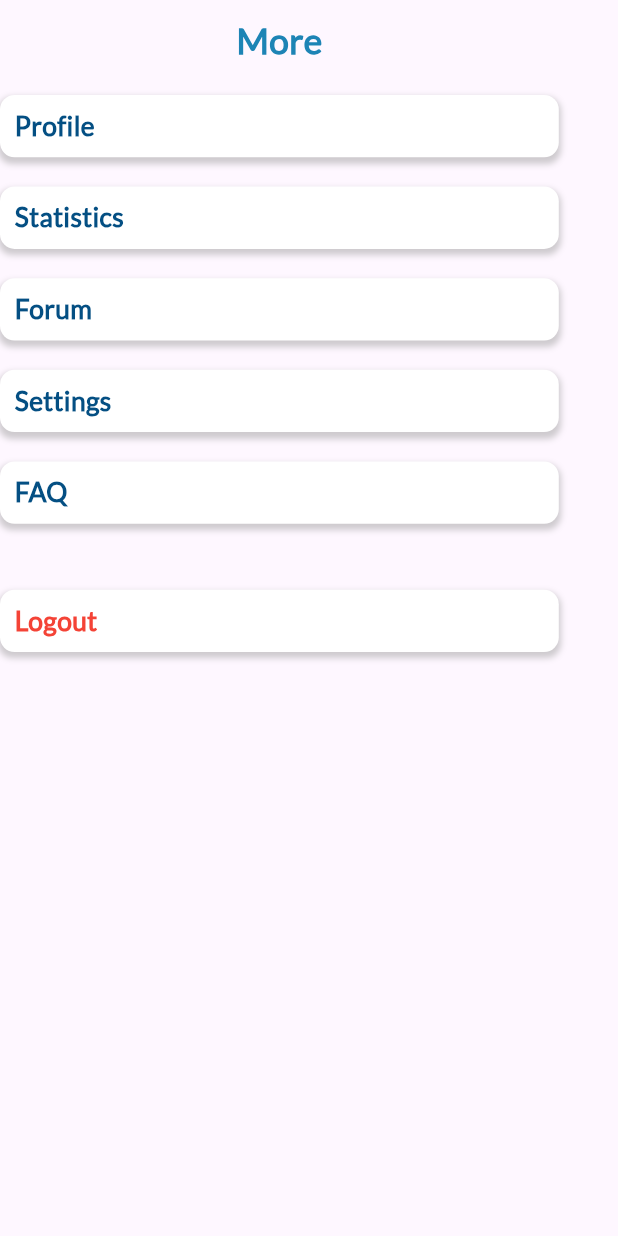
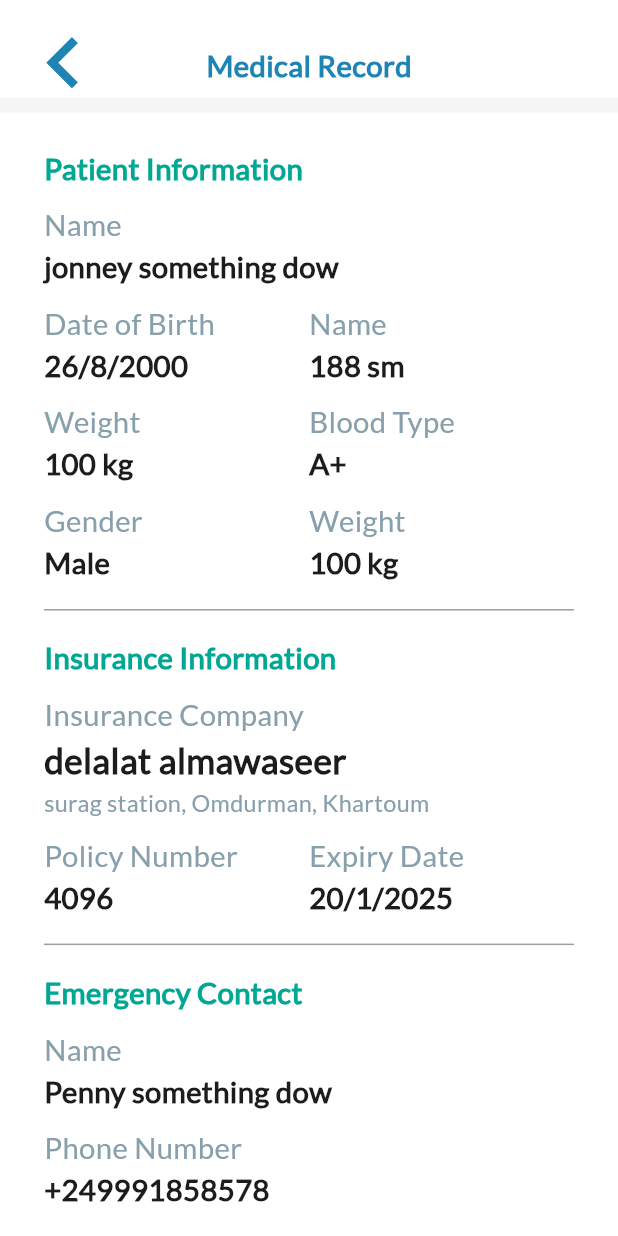
Before and after one commit to abb08/Elite-Care, a Flutter app: the MorePage widget shown alone on an empty page, opened directly, after a tap on "Statistics", on a phone screen of 412 x 824 dp. Run offline on Flutter 3.47's test engine with Material 3 defaults, Android fonts, the phone set to English and light mode, and no system bars; our stand-ins replace dots_indicator, flutter_svg, get, shared_preferences; missing offline and left inert: flutter_svg_icons; accounts and stored records are empty.

Commit message:
on progress

```diff
--- a/lib/routes/routes_helper.dart
+++ b/lib/routes/routes_helper.dart
@@ -2,6 +2,8 @@
 import 'package:elite_care/view/login_register/loginPage.dart';
 import 'package:elite_care/view/login_register/registerPage.dart';
 import 'package:elite_care/view/patientProfile/patientProfile.dart';
+import 'package:elite_care/view/recordsPageSubPages/medicalRecord.dart';
+import 'package:elite_care/view/recordsPageSubPages/medications.dart';
 import 'package:get/get.dart';
 
 import '../view/home/mainPage.dart';
@@ -13,12 +15,16 @@ class RouteHelpler {
   static const String patientProfile = "/patient_profile";
   static const String loginPage = "/Log_in_page";
   static const String registerPage = "/register_page";
+  static const String medicalRecordsPage = "/medical_records_page";
+  static const String medicationsPage = "/medications_page";
 
   static String getHome() => '$home';
   static String getUnKnown() => '$unKnown';
   static String getPatientProfile() => '$patientProfile';
   static String getLoginPage() => '$loginPage';
   static String getRegisterPage() => '$registerPage';
+  static String getMedicalRecordsPage() => '$medicalRecordsPage';
+  static String getMedicationsPage() => '$medicationsPage';
 
 
   static List<GetPage> routes = [
@@ -53,7 +59,20 @@ class RouteHelpler {
       page: () {
         return RegisterPage();
       },
+    ),
+    GetPage(
+      name: medicalRecordsPage,
+      page: () {
+        return MedicalRecords();
+      },
+    ),
+    GetPage(
+      name: medicationsPage,
+      page: () {
+        return MedicationPage();
+      },
+    ),
 
-    ),
+
   ];
 }
--- a/lib/view/home/more.dart
+++ b/lib/view/home/more.dart
@@ -31,11 +31,16 @@ class MorePage extends StatelessWidget {
         SizedBox(
           height: Dimentions.hight20,
         ),
-        InkWell(onTap: () {}, child: optionContainer("Statistics")),
+        InkWell(onTap: () {
+          Get.toNamed(RouteHelpler.medicalRecordsPage);
+        }, child: optionContainer("Statistics")),
         SizedBox(
           height: Dimentions.hight20,
         ),
-        InkWell(onTap: () {}, child: optionContainer("Forum")),
+        InkWell(onTap: () {
+          Get.toNamed(RouteHelpler.medicationsPage);
+
+        }, child: optionContainer("Forum")),
         SizedBox(
           height: Dimentions.hight20,
         ),
@@ -74,7 +79,6 @@ Widget optionContainer(String text, [Color? color]) {
       ],
     ),
     child: Align(
-
         ///todo: when arabic centerRight
         alignment: Alignment.centerLeft,
         child: BigText(
--- a/lib/view/patientProfile/patientProfile.dart
+++ b/lib/view/patientProfile/patientProfile.dart
@@ -29,10 +29,6 @@ class Patientprofile extends StatelessWidget {
                     Positioned(
                       left: 0,
                       top: 0,
-                      child: InkWell(
-                          onTap: () {
-                            Get.toNamed(RouteHelpler.patientProfile);
-                          },
                       child: IconButton(
                         onPressed: () {
                           Get.back();
@@ -42,7 +38,7 @@ class Patientprofile extends StatelessWidget {
                           size: Dimentions.hight70,
                           color: AppColors.blueTextColor,
                         ),
-                          )),
+                      ),
                     ),
                     Center(
                       child: Padding(
--- /dev/null
+++ b/lib/view/recordsPageSubPages/medicalRecord.dart
@@ -0,0 +1,390 @@
+import 'package:elite_care/view/widgets/BigText.dart';
+import 'package:flutter/material.dart';
+import 'package:flutter_svg/svg.dart';
+import 'package:get/get.dart';
+
+import '../../utils/appColors.dart';
+import '../../utils/dimentions.dart';
+
+class MedicalRecords extends StatelessWidget {
+  const MedicalRecords({super.key});
+
+  @override
+  Widget build(BuildContext context) {
+    return Scaffold(
+      backgroundColor: Colors.white,
+      body: SingleChildScrollView(
+        child: Column(
+          crossAxisAlignment: CrossAxisAlignment.start,
+          children: [
+            SizedBox(
+              width: double.infinity,
+              child: Stack(
+                children: [
+                  Positioned(
+                    left: 0,
+                    top: 0,
+                    child: IconButton(
+                      onPressed: () {
+                        Get.back();
+                      },
+                      icon: Icon(
+                        Icons.chevron_left_sharp,
+                        size: Dimentions.hight70,
+                        color: AppColors.blueTextColor,
+                      ),
+                    ),
+                  ),
+                  Center(
+                    child: Padding(
+                        padding: EdgeInsets.only(
+                            top: Dimentions.hight20, bottom: Dimentions.hight5),
+                        child: Column(
+                          children: [
+                            SizedBox(
+                              height: Dimentions.hight10,
+                            ),
+                            BigText(
+                              text: "Medical Record",
+                              color: AppColors.blueTextColor,
+                              size: Dimentions.font20,
+                              bold: true,
+                            ),
+                          ],
+                        )),
+                  ),
+                ],
+              ),
+            ),
+            //divider
+            Divider(
+              thickness: Dimentions.hight10,
+              color: Colors.grey.shade100,
+            ),
+            SizedBox(
+              height: Dimentions.hight20,
+            ),
+            Padding(
+              padding: EdgeInsets.symmetric(horizontal: Dimentions.hight30),
+              child: Column(
+                spacing: Dimentions.hight10,
+                crossAxisAlignment: CrossAxisAlignment.start,
+                children: [
+                  BigText(
+                    text: "Patient Information",
+                    color: AppColors.mainColor,
+                    size: Dimentions.font20,
+                    bold: true,
+                  ),
+                  //name
+                  Column(
+                    crossAxisAlignment: CrossAxisAlignment.start,
+                    children: [
+                      BigText(
+                        text: "Name",
+                        color: AppColors.textColor,
+                        size: Dimentions.font20,
+
+                      ),
+                      BigText(
+                        text: "jonney something dow",
+                        color: AppColors.blackTextColor,
+                        size: Dimentions.font20,
+                        bold: true,
+                      ),
+
+                    ],
+                  ),
+                  //date of birth+ height
+                  Row(
+                    mainAxisAlignment: MainAxisAlignment.start,
+                    children: [
+                      Expanded(
+                        flex:1,
+                        child: Column(
+                          crossAxisAlignment: CrossAxisAlignment.start,
+                          children: [
+                            BigText(
+                              text: "Date of Birth",
+                              color: AppColors.textColor,
+                              size: Dimentions.font20,
+
+                            ),
+                            BigText(
+                              text: "26/8/2000",
+                              color: AppColors.blackTextColor,
+                              size: Dimentions.font20,
+                              bold: true,
+                            ),
+
+                          ],
+                        ),
+                      ),
+                      Expanded(
+                        flex:1,
+                        child: Column(
+                          crossAxisAlignment: CrossAxisAlignment.start,
+                          children: [
+                            BigText(
+                              text: "Name",
+                              color: AppColors.textColor,
+                              size: Dimentions.font20,
+
+                            ),
+                            BigText(
+                              text: "188 sm",
+                              color: AppColors.blackTextColor,
+                              size: Dimentions.font20,
+                              bold: true,
+                            ),
+
+                          ],
+                        ),
+                      ),
+                    ],
+                  ),
+                  //weight +blood type
+                  Row(
+                    mainAxisAlignment: MainAxisAlignment.start,
+                    children: [
+                      Expanded(
+                        flex:1,
+                        child: Column(
+                          crossAxisAlignment: CrossAxisAlignment.start,
+                          children: [
+                            BigText(
+                              text: "Weight",
+                              color: AppColors.textColor,
+                              size: Dimentions.font20,
+
+                            ),
+                            BigText(
+                              text: "100 kg",
+                              color: AppColors.blackTextColor,
+                              size: Dimentions.font20,
+                              bold: true,
+                            ),
+
+                          ],
+                        ),
+                      ),
+                      Expanded(
+                        flex:1,
+                        child: Column(
+                          crossAxisAlignment: CrossAxisAlignment.start,
+                          children: [
+                            BigText(
+                              text: "Blood Type",
+                              color: AppColors.textColor,
+                              size: Dimentions.font20,
+
+                            ),
+                            BigText(
+                              text: "A+",
+                              color: AppColors.blackTextColor,
+                              size: Dimentions.font20,
+                              bold: true,
+                            ),
+
+                          ],
+                        ),
+                      ),
+                    ],
+                  ),
+//gender + something
+                  Row(
+                    mainAxisAlignment: MainAxisAlignment.start,
+                    children: [
+                      Expanded(
+                        flex:1,
+                        child: Column(
+                          crossAxisAlignment: CrossAxisAlignment.start,
+                          children: [
+                            BigText(
+                              text: "Gender",
+                              color: AppColors.textColor,
+                              size: Dimentions.font20,
+
+                            ),
+                            BigText(
+                              text: "Male",
+                              color: AppColors.blackTextColor,
+                              size: Dimentions.font20,
+                              bold: true,
+                            ),
+
+                          ],
+                        ),
+                      ),
+                      Expanded(
+                        flex:1,
+                        child: Column(
+                          crossAxisAlignment: CrossAxisAlignment.start,
+                          children: [
+                            BigText(
+                              text: "Weight",
+                              color: AppColors.textColor,
+                              size: Dimentions.font20,
+
+                            ),
+                            BigText(
+                              text: "100 kg",
+                              color: AppColors.blackTextColor,
+                              size: Dimentions.font20,
+                              bold: true,
+                            ),
+
+                          ],
+                        ),
+                      ),
+
+                    ],
+                  ),
+                  const Divider(color: Colors.grey,),
+                  BigText(
+                    text: "Insurance Information",
+                    color: AppColors.mainColor,
+                    size: Dimentions.font20,
+                    bold: true,
+                  ),
+                  //company name+address
+                  Column(
+                    crossAxisAlignment: CrossAxisAlignment.start,
+                    children: [
+                      BigText(
+                        text: "Insurance Company",
+                        color: AppColors.textColor,
+                        size: Dimentions.font20,
+
+                      ),
+                      BigText(
+                        text: "delalat almawaseer ",
+                        color: AppColors.blackTextColor,
+                        size: Dimentions.font24,
+                        bold: true,
+                      ),
+                      BigText(
+                        text: "surag station, Omdurman, Khartoum",
+                        color: AppColors.textColor,
+                        size: Dimentions.font16,
+                      ),
+                    ],
+                  ),
+                  //policy number+ expiry date
+                  Row(
+                    mainAxisAlignment: MainAxisAlignment.start,
+                    children: [
+                      Expanded(
+                        flex:1,
+                        child: Column(
+                          crossAxisAlignment: CrossAxisAlignment.start,
+                          children: [
+                            BigText(
+                              text: "Policy Number",
+                              color: AppColors.textColor,
+                              size: Dimentions.font20,
+
+                            ),
+                            BigText(
+                              text: "4096",
+                              color: AppColors.blackTextColor,
+                              size: Dimentions.font20,
+                              bold: true,
+                            ),
+
+                          ],
+                        ),
+                      ),
+                      Expanded(
+                        flex:1,
+                        child: Column(
+                          crossAxisAlignment: CrossAxisAlignment.start,
+                          children: [
+                            BigText(
+                              text: "Expiry Date",
+                              color: AppColors.textColor,
+                              size: Dimentions.font20,
+
+                            ),
+                            BigText(
+                              text: "20/1/2025",
+                              color: AppColors.blackTextColor,
+                              size: Dimentions.font20,
+                              bold: true,
+                            ),
+
+                          ],
+                        ),
+                      ),
+                    ],
+                  ),
+                  const Divider(color: Colors.grey,),
+//emergency contact
+                  BigText(
+                    text: "Emergency Contact",
+                    color: AppColors.mainColor,
+                    size: Dimentions.font20,
+                    bold: true,
+                  ),
+                  Column(
+                    crossAxisAlignment: CrossAxisAlignment.start,
+                    children: [
+                      BigText(
+                        text: "Name",
+                        color: AppColors.textColor,
+                        size: Dimentions.font20,
+
+                      ),
+                      BigText(
+                        text: "Penny something dow",
+                        color: AppColors.blackTextColor,
+                        size: Dimentions.font20,
+                        bold: true,
+                      ),
+
+                    ],
+                  ),
+                  Column(
+                    crossAxisAlignment: CrossAxisAlignment.start,
+                    children: [
+                      BigText(
+                        text: "Phone Number",
+                        color: AppColors.textColor,
+                        size: Dimentions.font20,
+
+                      ),
+                      BigText(
+                        text: "+249991858578",
+                        color: AppColors.blackTextColor,
+                        size: Dimentions.font20,
+                        bold: true,
+                      ),
+                    ],
+                  ),
+                ],
+              ),
+            ),
+            SizedBox(height: Dimentions.hight70,),
+            //edite button
+            InkWell(
+              onTap: (){
+                ///todo: edite page
+              },
+              child: Container(
+                margin: EdgeInsets.symmetric(horizontal: Dimentions.hight34),
+                height: Dimentions.hight45,
+                width: double.infinity,
+                decoration: BoxDecoration(
+                  borderRadius: BorderRadius.circular(Dimentions.radius10),
+                  color: AppColors.mainColor
+                ),
+                child: Center(child: BigText(text: "Edit",bold: true,),),
+              ),
+            ),
+            SizedBox(height: Dimentions.hight30,),
+          ],
+        ),
+      ),
+    );
+  }
+}
--- a/lib/view/widgets/CustomTextField.dart
+++ b/lib/view/widgets/CustomTextField.dart
@@ -44,8 +44,10 @@ class CustomTextField extends StatelessWidget {
             obscureText: obscureText,
             keyboardType: onlyNumbers ? TextInputType.number : null,
             decoration: InputDecoration(
+
               border: OutlineInputBorder(
                 borderRadius: BorderRadius.circular(Dimentions.radius10),
+
               ),
               hintText: hint,
               hintStyle: TextStyle(color: AppColors.textColor),
```
Also changed, not shown: lib/controller/recordsPageSubPagesCont/medicationsController.dart (added, +53 -0 lines), lib/view/login_register/registerPage.dart (+5 -5 lines), lib/view/recordsPageSubPages/medications.dart (added, +249 -0 lines), lib/view/widgets/GridViewServices.dart (+5 -3 lines). Lines whose indentation alone changed are shown as unchanged.
